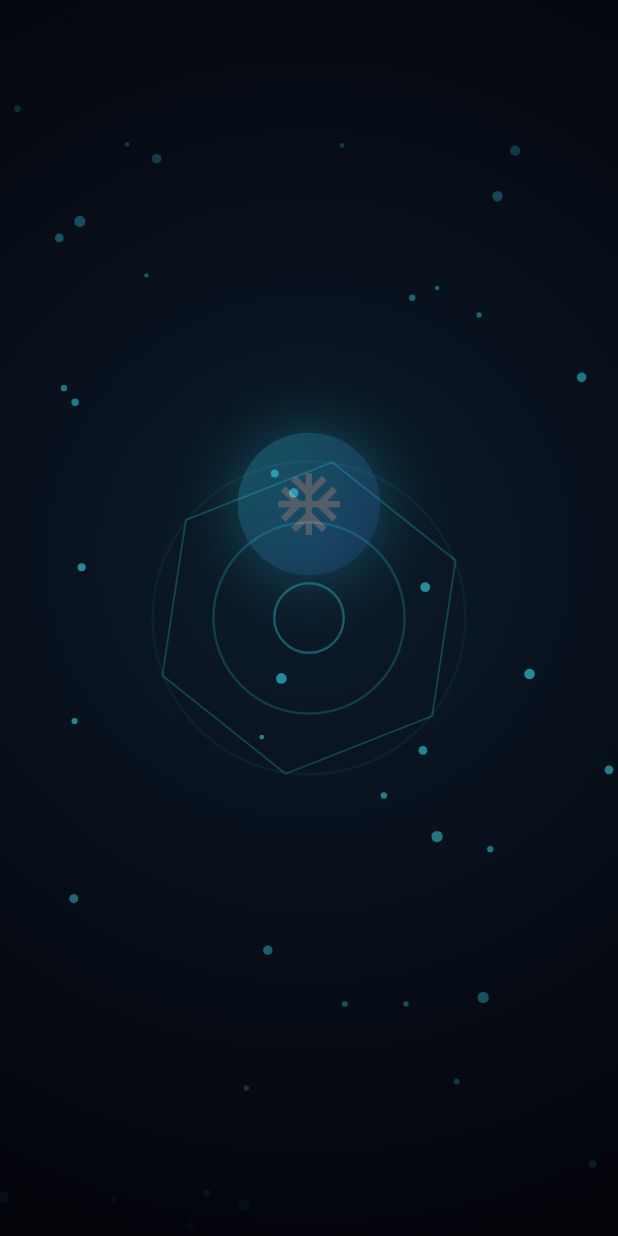
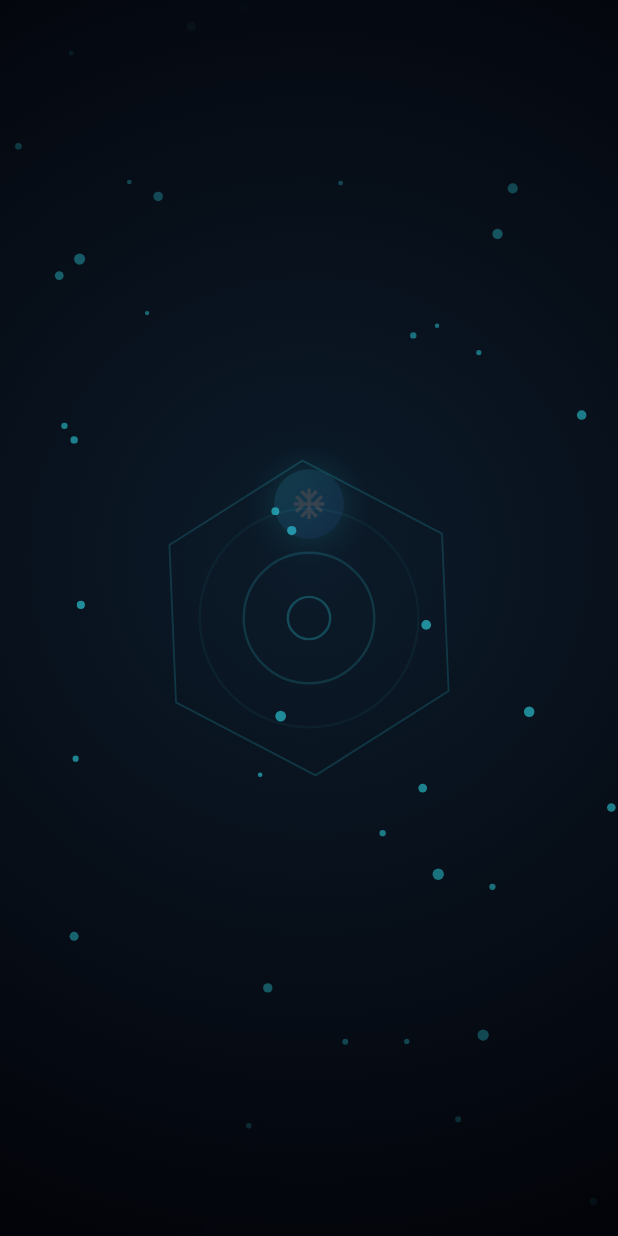
Before and after one commit to hackkercyber133/PROTECT-FAN-COOLER-1, a Flutter app: the first screen one second after launch, on a phone screen of 412 x 824 dp. Run offline on Flutter 3.47's test engine with Material 3 defaults, Android fonts, the phone set to English and light mode, and no system bars; our stand-ins replace flutter_blue_plus; missing offline and left inert: mqtt_client.

Commit message:
Update main.dart

```diff
--- a/lib/main.dart
+++ b/lib/main.dart
@@ -7,7 +7,7 @@ import 'dart:convert';
 import 'dart:async';
 import 'dart:math';
 
-const String kAppVersion = "1.2.1";
+const String kAppVersion = "1.2.2";
 
 void main() => runApp(MyApp());
 
@@ -69,8 +69,8 @@ class _SplashScreenState extends State<SplashScreen> with TickerProviderStateMix
       );
     });
 
-    _mainCtrl = AnimationController(vsync: this, duration: const Duration(milliseconds: 9000));
-    _loopCtrl = AnimationController(vsync: this, duration: const Duration(milliseconds: 4200))..repeat();
+    _mainCtrl = AnimationController(vsync: this, duration: const Duration(milliseconds: 15000));
+    _loopCtrl = AnimationController(vsync: this, duration: const Duration(milliseconds: 5000))..repeat();
 
     _mainCtrl.forward();
     _mainCtrl.addStatusListener((s) {
@@ -845,6 +845,9 @@ class _ControllerPageState extends State<ControllerPage> {
                 Divider(color: Colors.white24, height: 20),
                 Text("Changelog", style: TextStyle(color: accentColor, fontWeight: FontWeight.bold)),
                 SizedBox(height: 4),
+                Text("v1.2.2"),
+                Text("- Durasi animasi splash screen diperpanjang jadi 15 detik."),
+                SizedBox(height: 6),
                 Text("v1.2.1"),
                 Text("- Durasi animasi splash screen diperpanjang jadi 9 detik agar lebih terasa."),
                 SizedBox(height: 6),
```
